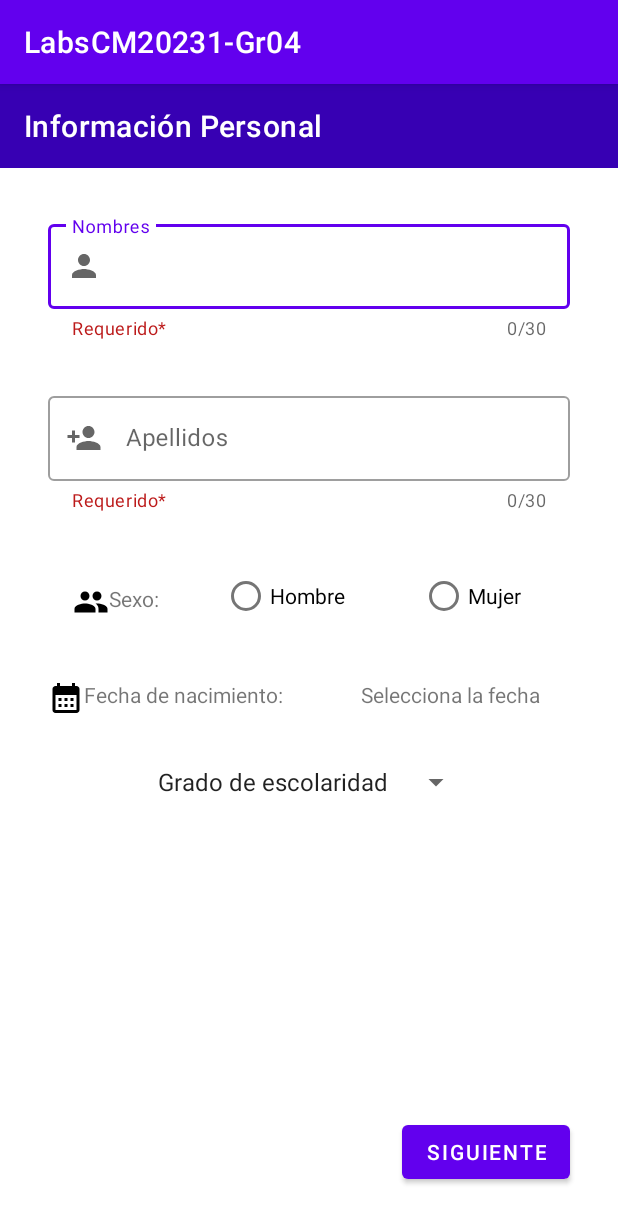
After one commit to mariohramirez/LabsCM20231-Gr04, an Android app: the PersonalDataActivity screen opened directly, with no data from a screen before it, on a phone screen of 412 x 824 dp. The commit adds this screen. Shown: the top 1223 px of the screen. Run offline under Robolectric (Android 15) with nearby library versions, the phone set to English and light mode, and no system bars; libraries missing offline, so code that uses them is left out: co.edu.udea.

Commit message:
Agregados todos los elementos de la actividad información personal, además del diseño landascape

```diff
--- a/Lab1-UI/build.gradle
+++ b/Lab1-UI/build.gradle
@@ -1,6 +1,7 @@
 plugins {
     id 'com.android.application'
     id 'org.jetbrains.kotlin.android'
+    id 'kotlin-android-extensions'
 }
 
 android {
--- a/Lab1-UI/src/main/AndroidManifest.xml
+++ b/Lab1-UI/src/main/AndroidManifest.xml
@@ -12,6 +12,9 @@
         android:theme="@style/Theme.LabsCM20231Gr04"
         tools:targetApi="31">
         <activity
+            android:name=".PersonalDataActivity"
+            android:exported="false" />
+        <activity
             android:name=".MainActivity"
             android:exported="true">
             <intent-filter>
--- /dev/null
+++ b/Lab1-UI/src/main/java/co/edu/udea/compumovil/gr04_20231/lab1/DatePickerFragment.kt
@@ -0,0 +1,27 @@
+package co.edu.udea.compumovil.gr04_20231.lab1
+
+import android.app.DatePickerDialog
+import android.app.Dialog
+import android.content.Context
+import android.os.Bundle
+import android.widget.DatePicker
+import androidx.fragment.app.DialogFragment
+import java.util.Calendar
+
+class DatePickerFragment(val listener: (day: Int, month: Int, year: Int) -> Unit): DialogFragment(), DatePickerDialog.OnDateSetListener {
+    override fun onDateSet(view: DatePicker?, year: Int, month: Int, day: Int){
+
+        listener(day, month, year)
+
+    }
+
+    override fun onCreateDialog(savedInstanceState: Bundle?): Dialog {
+        val c = Calendar.getInstance()
+        val year = c.get(Calendar.YEAR)
+        val month = c.get(Calendar.MONTH)
+        val day = c.get(Calendar.DAY_OF_MONTH)
+        val picker = DatePickerDialog(activity as Context, this, year, month, day)
+        return picker
+    }
+
+}
--- /dev/null
+++ b/Lab1-UI/src/main/java/co/edu/udea/compumovil/gr04_20231/lab1/PersonalDataActivity.kt
@@ -0,0 +1,27 @@
+package co.edu.udea.compumovil.gr04_20231.lab1
+
+import androidx.appcompat.app.AppCompatActivity
+import android.os.Bundle
+import kotlinx.android.synthetic.main.activity_personal_data.*
+
+class PersonalDataActivity : AppCompatActivity() {
+    override fun onCreate(savedInstanceState: Bundle?) {
+        super.onCreate(savedInstanceState)
+        setContentView(R.layout.activity_personal_data)
+
+        dateSelectTextView.setOnClickListener {
+            showPickerDialog()
+        }
+
+
+    }
+
+    private fun showPickerDialog() {
+        val datePicker = DatePickerFragment { day, month, year -> onDateSelected(day, month, year) }
+        datePicker.show(supportFragmentManager, "datePicker")
+    }
+
+    private fun onDateSelected(day: Int, month: Int, year: Int) {
+        dateSelectTextView.setText("$day/$month/$year")
+    }
+}
--- /dev/null
+++ b/Lab1-UI/src/main/res/drawable/ic_calendar.xml
@@ -0,0 +1,5 @@
+<vector android:height="24dp" android:tint="#000000"
+    android:viewportHeight="24" android:viewportWidth="24"
+    android:width="24dp" xmlns:android="http://schemas.android.com/apk/res/android">
+    <path android:fillColor="@android:color/white" android:pathData="M19,4h-1V2h-2v2H8V2H6v2H5C3.89,4 3.01,4.9 3.01,6L3,20c0,1.1 0.89,2 2,2h14c1.1,0 2,-0.9 2,-2V6C21,4.9 20.1,4 19,4zM19,20H5V10h14V20zM9,14H7v-2h2V14zM13,14h-2v-2h2V14zM17,14h-2v-2h2V14zM9,18H7v-2h2V18zM13,18h-2v-2h2V18zM17,18h-2v-2h2V18z"/>
+</vector>
--- /dev/null
+++ b/Lab1-UI/src/main/res/drawable/ic_group.xml
@@ -0,0 +1,5 @@
+<vector android:height="24dp" android:tint="#000000"
+    android:viewportHeight="24" android:viewportWidth="24"
+    android:width="24dp" xmlns:android="http://schemas.android.com/apk/res/android">
+    <path android:fillColor="@android:color/white" android:pathData="M16,11c1.66,0 2.99,-1.34 2.99,-3S17.66,5 16,5c-1.66,0 -3,1.34 -3,3s1.34,3 3,3zM8,11c1.66,0 2.99,-1.34 2.99,-3S9.66,5 8,5C6.34,5 5,6.34 5,8s1.34,3 3,3zM8,13c-2.33,0 -7,1.17 -7,3.5L1,19h14v-2.5c0,-2.33 -4.67,-3.5 -7,-3.5zM16,13c-0.29,0 -0.62,0.02 -0.97,0.05 1.16,0.84 1.97,1.97 1.97,3.45L17,19h6v-2.5c0,-2.33 -4.67,-3.5 -7,-3.5z"/>
+</vector>
--- /dev/null
+++ b/Lab1-UI/src/main/res/drawable/ic_person.xml
@@ -0,0 +1,5 @@
+<vector android:height="24dp" android:tint="#000000"
+    android:viewportHeight="24" android:viewportWidth="24"
+    android:width="24dp" xmlns:android="http://schemas.android.com/apk/res/android">
+    <path android:fillColor="@android:color/white" android:pathData="M12,12c2.21,0 4,-1.79 4,-4s-1.79,-4 -4,-4 -4,1.79 -4,4 1.79,4 4,4zM12,14c-2.67,0 -8,1.34 -8,4v2h16v-2c0,-2.66 -5.33,-4 -8,-4z"/>
+</vector>
--- /dev/null
+++ b/Lab1-UI/src/main/res/drawable/ic_person_add.xml
@@ -0,0 +1,5 @@
+<vector android:height="24dp" android:tint="#000000"
+    android:viewportHeight="24" android:viewportWidth="24"
+    android:width="24dp" xmlns:android="http://schemas.android.com/apk/res/android">
+    <path android:fillColor="@android:color/white" android:pathData="M15,12c2.21,0 4,-1.79 4,-4s-1.79,-4 -4,-4 -4,1.79 -4,4 1.79,4 4,4zM6,10L6,7L4,7v3L1,10v2h3v3h2v-3h3v-2L6,10zM15,14c-2.67,0 -8,1.34 -8,4v2h16v-2c0,-2.66 -5.33,-4 -8,-4z"/>
+</vector>
--- /dev/null
+++ b/Lab1-UI/src/main/res/layout-land/activity_personal_data.xml
@@ -0,0 +1,164 @@
+<?xml version="1.0" encoding="utf-8"?>
+<androidx.constraintlayout.widget.ConstraintLayout xmlns:android="http://schemas.android.com/apk/res/android"
+    xmlns:app="http://schemas.android.com/apk/res-auto"
+    xmlns:tools="http://schemas.android.com/tools"
+    android:layout_width="match_parent"
+    android:layout_height="match_parent"
+    tools:context=".PersonalDataActivity">
+
+    <androidx.appcompat.widget.Toolbar
+        android:id="@+id/toolbar"
+        android:layout_width="match_parent"
+        android:layout_height="wrap_content"
+        android:background="@color/purple_700"
+        app:title="@string/infoPersonal"
+        app:titleTextColor="@android:color/white"
+        app:layout_constraintTop_toTopOf="parent"
+        app:layout_constraintEnd_toEndOf="parent" />
+
+    <com.google.android.material.textfield.TextInputLayout
+        android:id="@+id/nameContainer"
+        style="@style/Widget.MaterialComponents.TextInputLayout.OutlinedBox"
+        android:layout_width="0dp"
+        android:layout_height="wrap_content"
+        android:layout_marginStart="32dp"
+        android:layout_marginLeft="32dp"
+        android:layout_marginTop="32dp"
+        android:layout_marginEnd="32dp"
+        android:layout_marginRight="32dp"
+        android:hint="@string/nombres"
+        app:counterEnabled="true"
+        app:counterMaxLength="30"
+        app:endIconMode="clear_text"
+        app:helperText="@string/requerido"
+        app:helperTextTextColor="@color/red"
+        app:layout_constraintEnd_toStartOf="@+id/lastNameContainer"
+        app:layout_constraintStart_toStartOf="parent"
+        app:layout_constraintTop_toBottomOf="@+id/toolbar"
+        app:startIconDrawable="@drawable/ic_person">
+
+        <com.google.android.material.textfield.TextInputEditText
+            android:id="@+id/nameEditText"
+            android:layout_width="match_parent"
+            android:layout_height="wrap_content"
+            android:maxLength="30" />
+    </com.google.android.material.textfield.TextInputLayout>
+
+    <com.google.android.material.textfield.TextInputLayout
+        android:id="@+id/lastNameContainer"
+        style="@style/Widget.MaterialComponents.TextInputLayout.OutlinedBox"
+        android:layout_width="0dp"
+        android:layout_height="wrap_content"
+        android:layout_marginStart="32dp"
+        android:layout_marginLeft="32dp"
+        android:layout_marginTop="32dp"
+        android:layout_marginEnd="32dp"
+        android:layout_marginRight="32dp"
+        android:hint="@string/apellidos"
+        app:counterEnabled="true"
+        app:counterMaxLength="30"
+        app:endIconMode="clear_text"
+        app:helperText="@string/requerido"
+        app:helperTextTextColor="@color/red"
+        app:layout_constraintEnd_toEndOf="parent"
+        app:layout_constraintStart_toEndOf="@+id/nameContainer"
+        app:layout_constraintTop_toBottomOf="@+id/toolbar"
+        app:startIconDrawable="@drawable/ic_person_add">
+
+        <com.google.android.material.textfield.TextInputEditText
+            android:id="@+id/lastNameEditText"
+            android:layout_width="match_parent"
+            android:layout_height="wrap_content"
+            android:maxLength="30" />
+    </com.google.android.material.textfield.TextInputLayout>
+
+    <RadioGroup
+        android:id="@+id/sexContainer"
+        android:layout_width="wrap_content"
+        android:layout_height="wrap_content"
+        android:layout_marginTop="16dp"
+        android:layout_marginEnd="164dp"
+        android:layout_marginRight="164dp"
+        android:orientation="horizontal"
+        app:layout_constraintEnd_toEndOf="parent"
+        app:layout_constraintTop_toBottomOf="@+id/lastNameContainer">
+
+        <RadioButton
+            android:id="@+id/maleButton"
+            android:layout_width="100dp"
+            android:layout_height="wrap_content"
+            android:layout_marginRight="32dp"
+            android:text="@string/hombre" />
+
+        <RadioButton
+            android:id="@+id/femaleButton"
+            android:layout_width="100dp"
+
+            android:layout_height="wrap_content"
+            android:text="@string/mujer" />
+
+    </RadioGroup>
+
+    <TextView
+        android:id="@+id/sexTextView"
+        android:layout_width="62dp"
+        android:layout_height="17dp"
+        android:layout_marginStart="32dp"
+        android:layout_marginLeft="32dp"
+        android:layout_marginTop="32dp"
+        android:drawableLeft="@drawable/ic_group"
+        android:text="@string/sexo"
+        app:layout_constraintEnd_toStartOf="@+id/sexContainer"
+        app:layout_constraintHorizontal_bias="0.866"
+        app:layout_constraintStart_toStartOf="parent"
+        app:layout_constraintTop_toBottomOf="@+id/lastNameContainer" />
+
+    <TextView
+        android:id="@+id/dateTextview"
+        android:layout_width="wrap_content"
+        android:layout_height="wrap_content"
+        android:layout_marginStart="200dp"
+        android:layout_marginLeft="200dp"
+        android:layout_marginTop="16dp"
+        android:text="@string/fechaNacimiento"
+        android:drawableLeft="@drawable/ic_calendar"
+        app:layout_constraintStart_toStartOf="parent"
+        app:layout_constraintTop_toBottomOf="@+id/sexContainer" />
+
+    <TextView
+        android:id="@+id/dateSelectTextView"
+        android:layout_width="wrap_content"
+        android:layout_height="wrap_content"
+        android:layout_alignParentRight="true"
+        android:layout_marginTop="16dp"
+        android:layout_toRightOf="@+id/dateTextview"
+        android:text="@string/seleccionaFecha"
+        app:layout_constraintEnd_toEndOf="parent"
+        app:layout_constraintHorizontal_bias="0.234"
+        app:layout_constraintStart_toEndOf="@+id/dateTextview"
+        app:layout_constraintTop_toBottomOf="@+id/sexContainer" />
+
+    <Spinner
+        android:id="@+id/schoolSpinner"
+        android:layout_width="wrap_content"
+        android:layout_height="wrap_content"
+        android:layout_marginStart="32dp"
+        android:layout_marginLeft="32dp"
+        android:layout_marginTop="16dp"
+        android:entries="@array/listaGrados"
+        app:layout_constraintStart_toStartOf="parent"
+        app:layout_constraintTop_toBottomOf="@+id/dateTextview" />
+
+    <Button
+        android:id="@+id/nextButton"
+        android:layout_width="wrap_content"
+        android:layout_height="wrap_content"
+        android:layout_marginEnd="16dp"
+        android:layout_marginRight="16dp"
+        android:layout_marginBottom="16dp"
+        android:text="Siguiente"
+        app:layout_constraintBottom_toBottomOf="parent"
+        app:layout_constraintEnd_toEndOf="parent" />
+
+
+</androidx.constraintlayout.widget.ConstraintLayout>
--- /dev/null
+++ b/Lab1-UI/src/main/res/layout/activity_personal_data.xml
@@ -0,0 +1,172 @@
+<?xml version="1.0" encoding="utf-8"?>
+<androidx.constraintlayout.widget.ConstraintLayout xmlns:android="http://schemas.android.com/apk/res/android"
+    xmlns:app="http://schemas.android.com/apk/res-auto"
+    xmlns:tools="http://schemas.android.com/tools"
+    android:layout_width="match_parent"
+    android:layout_height="match_parent"
+    tools:context=".PersonalDataActivity">
+
+    <androidx.appcompat.widget.Toolbar
+        android:id="@+id/toolbar"
+        android:layout_width="match_parent"
+        android:layout_height="wrap_content"
+        android:background="@color/purple_700"
+        app:title="@string/infoPersonal"
+        app:titleTextColor="@android:color/white"
+        app:layout_constraintTop_toTopOf="parent"
+        app:layout_constraintEnd_toEndOf="parent" />
+
+    <com.google.android.material.textfield.TextInputLayout
+        android:id="@+id/nameContainer"
+        style="@style/Widget.MaterialComponents.TextInputLayout.OutlinedBox"
+        android:layout_width="0dp"
+        android:layout_height="wrap_content"
+        android:layout_marginStart="32dp"
+        android:layout_marginLeft="32dp"
+        android:layout_marginTop="32dp"
+        android:layout_marginEnd="32dp"
+        android:layout_marginRight="32dp"
+        app:layout_constraintEnd_toEndOf="parent"
+        app:layout_constraintStart_toStartOf="parent"
+        app:layout_constraintTop_toBottomOf="@+id/toolbar"
+        android:hint="@string/nombres"
+        app:helperText="@string/requerido"
+        app:counterEnabled="true"
+        app:counterMaxLength="30"
+        app:endIconMode="clear_text"
+        app:helperTextTextColor="@color/red"
+        app:startIconDrawable="@drawable/ic_person">
+
+        <com.google.android.material.textfield.TextInputEditText
+            android:id="@+id/nameEditText"
+            android:layout_width="match_parent"
+            android:layout_height="wrap_content"
+            android:maxLength="30" />
+    </com.google.android.material.textfield.TextInputLayout>
+
+    <com.google.android.material.textfield.TextInputLayout
+        android:id="@+id/lastNameContainer"
+        style="@style/Widget.MaterialComponents.TextInputLayout.OutlinedBox"
+        android:layout_width="0dp"
+        android:layout_height="wrap_content"
+        android:layout_marginStart="32dp"
+        android:layout_marginLeft="32dp"
+        android:layout_marginTop="32dp"
+        android:layout_marginEnd="32dp"
+        android:layout_marginRight="32dp"
+        app:layout_constraintEnd_toEndOf="parent"
+        app:layout_constraintStart_toStartOf="parent"
+        app:layout_constraintTop_toBottomOf="@+id/nameContainer"
+        android:hint="@string/apellidos"
+        app:helperText="@string/requerido"
+        app:counterEnabled="true"
+        app:counterMaxLength="30"
+        app:endIconMode="clear_text"
+        app:helperTextTextColor="@color/red"
+        app:startIconDrawable="@drawable/ic_person_add">
+
+        <com.google.android.material.textfield.TextInputEditText
+            android:maxLength="30"
+            android:id="@+id/lastNameEditText"
+            android:layout_width="match_parent"
+            android:layout_height="wrap_content"
+            />
+    </com.google.android.material.textfield.TextInputLayout>
+
+    <RadioGroup
+        android:id="@+id/sexContainer"
+        android:layout_width="wrap_content"
+        android:layout_height="wrap_content"
+        android:layout_marginTop="32dp"
+        android:layout_marginEnd="32dp"
+        android:layout_marginRight="32dp"
+        android:orientation="horizontal"
+        app:layout_constraintEnd_toEndOf="parent"
+        app:layout_constraintTop_toBottomOf="@+id/lastNameContainer">
+
+        <RadioButton
+            android:id="@+id/maleButton"
+            android:layout_width="100dp"
+            android:layout_height="wrap_content"
+            android:layout_marginRight="32dp"
+            android:text="@string/hombre" />
+
+        <RadioButton
+            android:id="@+id/femaleButton"
+            android:layout_width="100dp"
+
+            android:layout_height="wrap_content"
+            android:text="@string/mujer" />
+
+    </RadioGroup>
+
+    <TextView
+        android:id="@+id/sexTextView"
+        android:layout_width="wrap_content"
+        android:layout_height="wrap_content"
+        android:layout_marginStart="32dp"
+        android:layout_marginLeft="32dp"
+        android:layout_marginTop="48dp"
+        android:layout_marginEnd="32dp"
+        android:layout_marginRight="32dp"
+        android:text="@string/sexo"
+        app:layout_constraintEnd_toStartOf="@+id/sexContainer"
+        app:layout_constraintHorizontal_bias="0.636"
+        app:layout_constraintStart_toStartOf="parent"
+        app:layout_constraintTop_toBottomOf="@+id/lastNameContainer"
+        android:drawableLeft="@drawable/ic_group"
+        />
+
+    <TextView
+        android:id="@+id/dateTextview"
+        android:layout_width="wrap_content"
+        android:layout_height="wrap_content"
+        android:layout_marginStart="32dp"
+        android:layout_marginLeft="32dp"
+        android:layout_marginTop="32dp"
+        android:text="@string/fechaNacimiento"
+        android:drawableLeft="@drawable/ic_calendar"
+        app:layout_constraintStart_toStartOf="parent"
+        app:layout_constraintTop_toBottomOf="@+id/sexContainer" />
+
+    <TextView
+        android:id="@+id/dateSelectTextView"
+        android:layout_width="wrap_content"
+        android:layout_height="wrap_content"
+        android:layout_alignParentRight="true"
+        android:layout_marginTop="32dp"
+        android:layout_toRightOf="@+id/dateTextview"
+        android:text="@string/seleccionaFecha"
+        app:layout_constraintEnd_toEndOf="parent"
+        app:layout_constraintStart_toEndOf="@+id/dateTextview"
+        app:layout_constraintTop_toBottomOf="@+id/sexContainer"
+        />
+
+    <Spinner
+        android:id="@+id/schoolSpinner"
+        android:layout_width="wrap_content"
+        android:layout_height="wrap_content"
+        android:layout_marginStart="32dp"
+        android:layout_marginLeft="32dp"
+        android:layout_marginTop="32dp"
+        android:layout_marginEnd="32dp"
+        android:layout_marginRight="32dp"
+        app:layout_constraintEnd_toEndOf="parent"
+        app:layout_constraintStart_toStartOf="parent"
+        app:layout_constraintTop_toBottomOf="@+id/dateTextview"
+        android:entries="@array/listaGrados"
+        />
+
+    <Button
+        android:id="@+id/nextButton"
+        android:layout_width="wrap_content"
+        android:layout_height="wrap_content"
+        android:layout_marginEnd="32dp"
+        android:layout_marginRight="32dp"
+        android:layout_marginBottom="32dp"
+        android:text="Siguiente"
+        app:layout_constraintBottom_toBottomOf="parent"
+        app:layout_constraintEnd_toEndOf="parent" />
+
+
+</androidx.constraintlayout.widget.ConstraintLayout>
--- a/Lab1-UI/src/main/res/values/colors.xml
+++ b/Lab1-UI/src/main/res/values/colors.xml
@@ -7,4 +7,5 @@
     <color name="teal_700">#FF018786</color>
     <color name="black">#FF000000</color>
     <color name="white">#FFFFFFFF</color>
+    <color name="red">#BC1A1A</color>
 </resources>
--- a/Lab1-UI/src/main/res/values/strings.xml
+++ b/Lab1-UI/src/main/res/values/strings.xml
@@ -1,3 +1,19 @@
 <resources>
     <string name="app_name">LabsCM20231-Gr04</string>
+    <string name="sexo">Sexo:</string>
+    <string name="infoPersonal">Información Personal</string>
+    <string name="nombres">Nombres</string>
+    <string name="requerido">Requerido*</string>
+    <string name="apellidos">Apellidos</string>
+    <string name="hombre">Hombre</string>
+    <string name="mujer">Mujer</string>
+    <string name="fechaNacimiento">Fecha de nacimiento:</string>
+    <string name="seleccionaFecha">Selecciona la fecha</string>
+    <string-array name="listaGrados">
+        <item>Grado de escolaridad</item>
+        <item>Primaria</item>
+        <item>Secundaria</item>
+        <item>Universitario</item>
+        <item>Otro</item>
+    </string-array>
 </resources>
```
